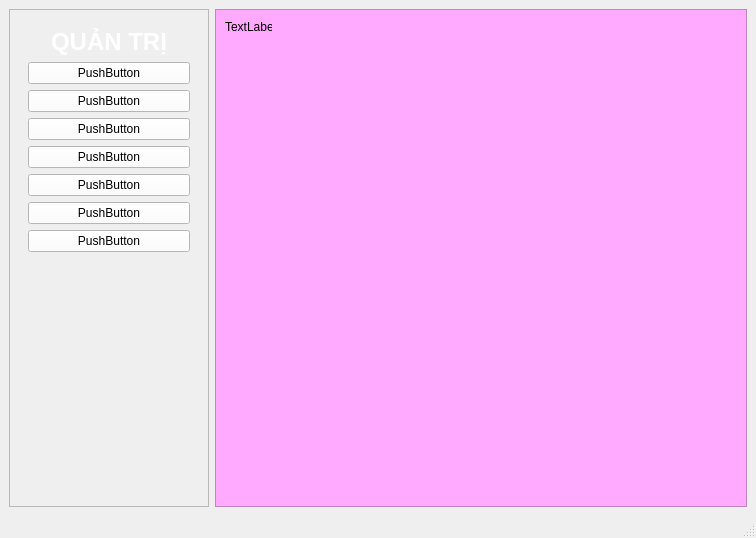
This is gui/quantri.ui in trungnguyen9999/StudentCheckedFace as Qt 5 draws it before an edit. The edited form follows.
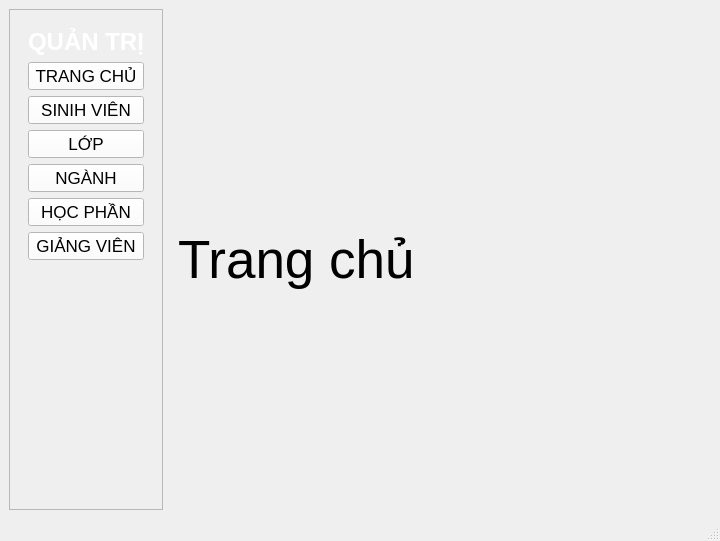
This is the edited form. The open tabs and pages were chosen to show the change.

Commit message: side menu

Patch:
```diff
--- a/gui/quantri.ui
+++ b/gui/quantri.ui
@@ -6,8 +6,8 @@
    <rect>
     <x>0</x>
     <y>0</y>
-    <width>756</width>
-    <height>538</height>
+    <width>720</width>
+    <height>541</height>
    </rect>
   </property>
   <property name="windowTitle">
@@ -27,7 +27,7 @@
         </property>
         <property name="maximumSize">
          <size>
-          <width>200</width>
+          <width>220</width>
           <height>16777215</height>
          </size>
         </property>
@@ -47,29 +47,24 @@
         <layout class="QFormLayout" name="formLayout">
          <item row="0" column="0" colspan="2">
           <widget class="QWidget" name="" native="true">
+           <property name="maximumSize">
+            <size>
+             <width>16777215</width>
+             <height>16777209</height>
+            </size>
+           </property>
+           <property name="font">
+            <font>
+             <pointsize>17</pointsize>
+            </font>
+           </property>
            <property name="styleSheet">
             <string notr="true">QPushButton{
 	background-color:white;
 }</string>
            </property>
-           <layout class="QGridLayout" name="gridLayout_2">
-            <property name="horizontalSpacing">
-             <number>0</number>
-            </property>
-            <property name="verticalSpacing">
-             <number>6</number>
-            </property>
-            <item row="1" column="0">
-             <widget class="QPushButton" name="pushButton">
-              <property name="styleSheet">
-               <string notr="true">background-color: white;</string>
-              </property>
-              <property name="text">
-               <string>PushButton</string>
-              </property>
-             </widget>
-            </item>
-            <item row="0" column="0">
+           <layout class="QVBoxLayout" name="verticalLayout_2">
+            <item>
              <widget class="QLabel" name="label">
               <property name="maximumSize">
                <size>
@@ -98,77 +93,140 @@
               </property>
              </widget>
             </item>
-            <item row="4" column="0">
+            <item>
+             <widget class="QPushButton" name="btnTrangChu">
+              <property name="font">
+               <font>
+                <pointsize>13</pointsize>
+               </font>
+              </property>
+              <property name="styleSheet">
+               <string notr="true">background-color: white;
+align:left;</string>
+              </property>
+              <property name="text">
+               <string>TRANG CHỦ</string>
+              </property>
+             </widget>
+            </item>
+            <item>
+             <widget class="QPushButton" name="btnSinhVien">
+              <property name="font">
+               <font>
+                <pointsize>13</pointsize>
+               </font>
+              </property>
+              <property name="text">
+               <string>SINIH VIÊN</string>
+              </property>
+             </widget>
+            </item>
+            <item>
+             <widget class="QPushButton" name="pushButton_4">
+              <property name="font">
+               <font>
+                <pointsize>13</pointsize>
+               </font>
+              </property>
+              <property name="text">
+               <string>LỚP</string>
+              </property>
+             </widget>
+            </item>
+            <item>
              <widget class="QPushButton" name="pushButton_3">
+              <property name="font">
+               <font>
+                <pointsize>13</pointsize>
+               </font>
+              </property>
               <property name="text">
-               <string>PushButton</string>
+               <string>NGÀNH</string>
               </property>
              </widget>
             </item>
-            <item row="5" column="0">
+            <item>
              <widget class="QPushButton" name="pushButton_7">
-              <property name="text">
-               <string>PushButton</string>
+              <property name="font">
+               <font>
+                <pointsize>13</pointsize>
+               </font>
               </property>
-             </widget>
-            </item>
-            <item row="2" column="0">
-             <widget class="QPushButton" name="pushButton_2">
               <property name="text">
-               <string>PushButton</string>
+               <string>HỌC PHẦN</string>
               </property>
              </widget>
             </item>
-            <item row="3" column="0">
-             <widget class="QPushButton" name="pushButton_4">
-              <property name="text">
-               <string>PushButton</string>
-              </property>
-             </widget>
-            </item>
-            <item row="6" column="0">
+            <item>
              <widget class="QPushButton" name="pushButton_6">
-              <property name="text">
-               <string>PushButton</string>
+              <property name="font">
+               <font>
+                <pointsize>13</pointsize>
+               </font>
               </property>
-             </widget>
-            </item>
-            <item row="7" column="0">
-             <widget class="QPushButton" name="pushButton_5">
               <property name="text">
-               <string>PushButton</string>
+               <string>GIẢNG VIÊN</string>
               </property>
              </widget>
             </item>
            </layout>
           </widget>
          </item>
+         <item row="1" column="1">
+          <spacer name="verticalSpacer">
+           <property name="orientation">
+            <enum>Qt::Vertical</enum>
+           </property>
+           <property name="sizeType">
+            <enum>QSizePolicy::Maximum</enum>
+           </property>
+           <property name="sizeHint" stdset="0">
+            <size>
+             <width>0</width>
+             <height>0</height>
+            </size>
+           </property>
+          </spacer>
+         </item>
         </layout>
        </widget>
       </item>
       <item>
-       <widget class="QFrame" name="frame_2">
-        <property name="styleSheet">
-         <string notr="true">background: rgb(255, 170, 255);</string>
+       <widget class="QStackedWidget" name="stackedWidget">
+        <property name="currentIndex">
+         <number>1</number>
         </property>
-        <property name="frameShape">
-         <enum>QFrame::StyledPanel</enum>
-        </property>
-        <property name="frameShadow">
-         <enum>QFrame::Raised</enum>
-        </property>
-        <widget class="QLabel" name="label_2">
-         <property name="geometry">
-          <rect>
-           <x>10</x>
-           <y>10</y>
-           <width>47</width>
-           <height>16</height>
-          </rect>
-         </property>
-         <property name="text">
-          <string>TextLabel</string>
-         </property>
+        <widget class="QWidget" name="trangchu">
+         <layout class="QGridLayout" name="gridLayout_2">
+          <item row="0" column="0">
+           <widget class="QLabel" name="label_2">
+            <property name="font">
+             <font>
+              <pointsize>40</pointsize>
+             </font>
+            </property>
+            <property name="text">
+             <string>Trang chủ</string>
+            </property>
+           </widget>
+          </item>
+         </layout>
+        </widget>
+        <widget class="QWidget" name="sinhvien">
+         <layout class="QGridLayout" name="gridLayout_3">
+          <item row="0" column="0">
+           <widget class="QLabel" name="label_3">
+            <property name="font">
+             <font>
+              <pointsize>35</pointsize>
+             </font>
+            </property>
+            <property name="text">
+             <string>Sinh viên</string>
+            </property>
+           </widget>
+          </item>
+         </layout>
         </widget>
        </widget>
       </item>
```
The commit also changes 1 other file.
